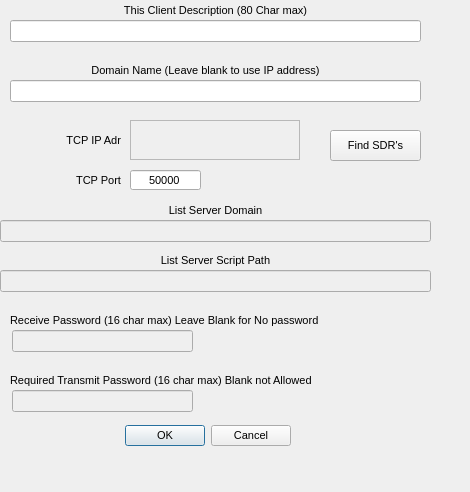
This is nanoforms/editnetdlg.ui in csete/remotesdrclient-ns as Qt 5 draws it before an edit. The edited form follows.
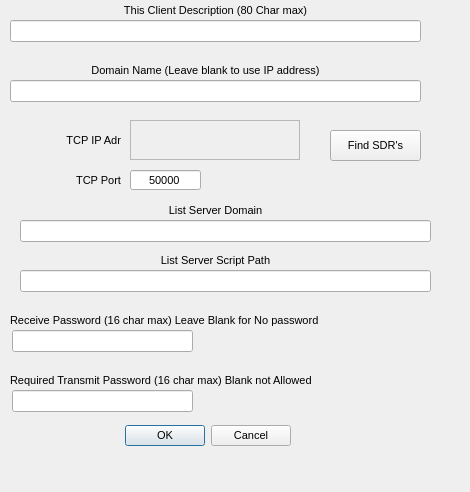
This is the edited form. Custom widgets are drawn as their Qt base class.

Commit message: Enable server and password fields in server editor

```diff
--- a/nanoforms/editnetdlg.ui
+++ b/nanoforms/editnetdlg.ui
@@ -253,7 +253,7 @@
   </widget>
   <widget class="QLineEdit" name="lineEditRxPw">
    <property name="enabled">
-    <bool>false</bool>
+    <bool>true</bool>
    </property>
    <property name="geometry">
     <rect>
@@ -280,7 +280,7 @@
   </widget>
   <widget class="QLineEdit" name="lineEditTxPw">
    <property name="enabled">
-    <bool>false</bool>
+    <bool>true</bool>
    </property>
    <property name="geometry">
     <rect>
@@ -329,13 +329,13 @@
   </widget>
   <widget class="QLineEdit" name="lineEditListServerActionPath">
    <property name="enabled">
-    <bool>false</bool>
+    <bool>true</bool>
    </property>
    <property name="geometry">
     <rect>
-     <x>0</x>
+     <x>20</x>
      <y>270</y>
-     <width>431</width>
+     <width>411</width>
      <height>22</height>
     </rect>
    </property>
@@ -372,13 +372,13 @@
   </widget>
   <widget class="QLineEdit" name="lineEditListServerUrl">
    <property name="enabled">
-    <bool>false</bool>
+    <bool>true</bool>
    </property>
    <property name="geometry">
     <rect>
-     <x>0</x>
+     <x>20</x>
      <y>220</y>
-     <width>431</width>
+     <width>411</width>
      <height>22</height>
     </rect>
    </property>
```
